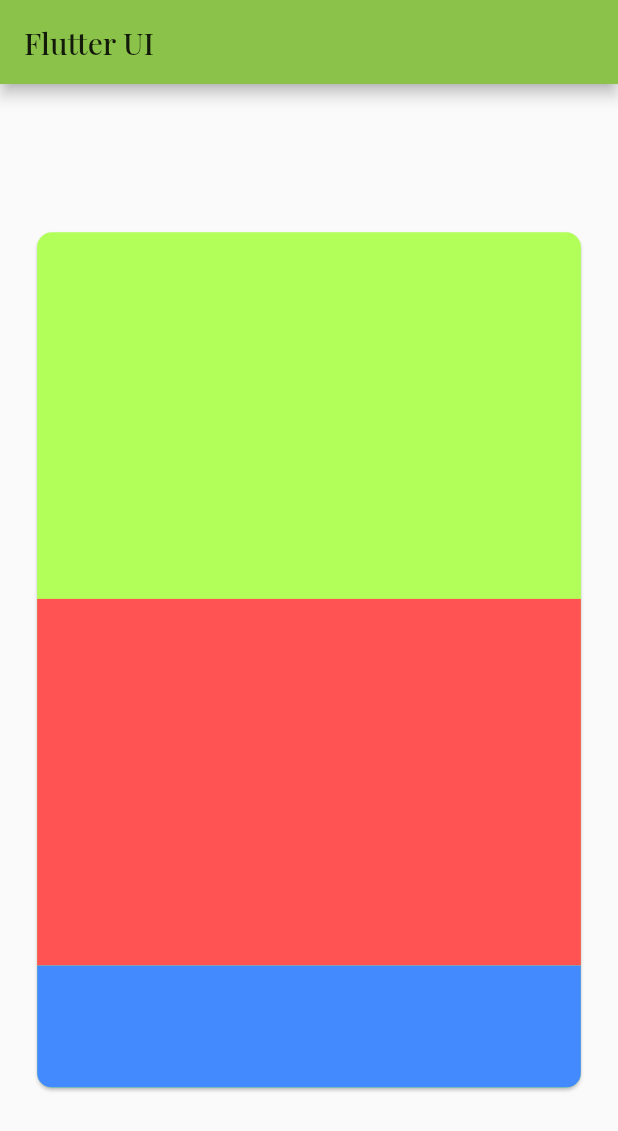
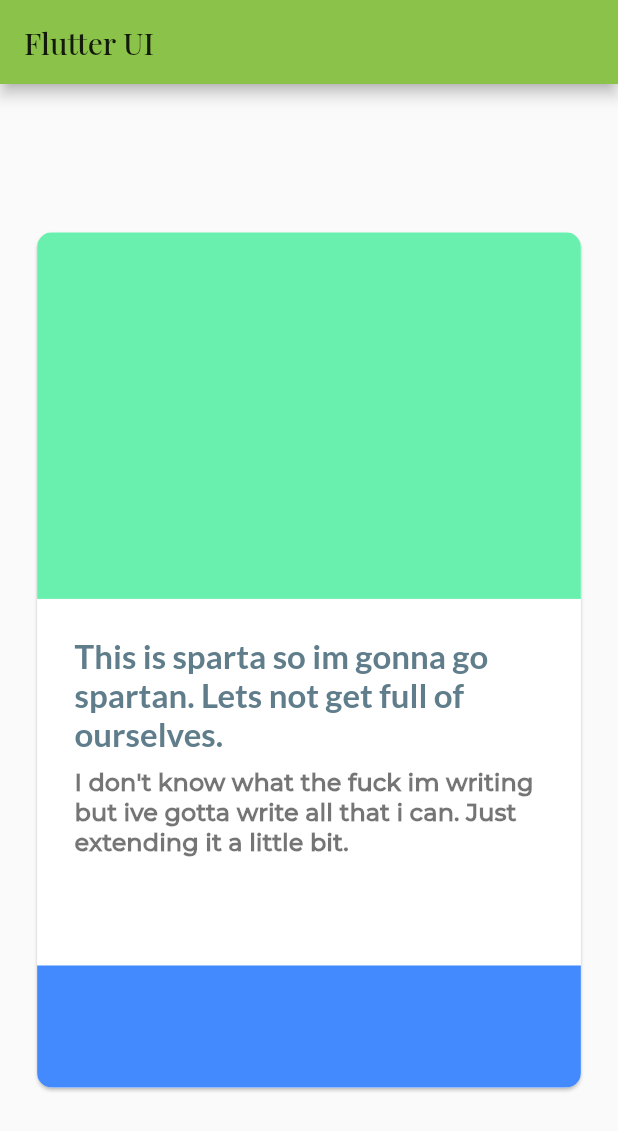
Before and after one commit to shaw8wit/flutter-ui, a Flutter app: the screen it shows after launch, on a phone screen of 412 x 824 dp. Shown: the top 1131 px of the screen. Run offline on Flutter 3.47's test engine with Material 2 defaults, Android fonts, the phone set to English and light mode, and no system bars.

Commit message:
text styles added

```diff
--- a/lib/article_preview_component/article_preview_component.dart
+++ b/lib/article_preview_component/article_preview_component.dart
@@ -36,7 +36,6 @@ class ArticlePreviewComponent extends StatelessWidget {
     var display = MediaQuery.of(context).size;
     bool aspect = display.aspectRatio > 1;
     return Card(
-      color: Colors.lightGreenAccent,
       margin: EdgeInsets.symmetric(
         horizontal: display.width * (aspect ? 0.22 : 0.06),
         vertical: display.height * (aspect ? 0.27 : 0.12),
--- a/lib/article_preview_component/widgets/image.dart
+++ b/lib/article_preview_component/widgets/image.dart
@@ -6,7 +6,7 @@ class ImageComponent extends StatelessWidget {
     return Expanded(
       flex: 3,
       child: Container(
-        color: Colors.transparent,
+        color: Colors.greenAccent,
       ),
     );
   }
--- a/lib/article_preview_component/widgets/text.dart
+++ b/lib/article_preview_component/widgets/text.dart
@@ -3,10 +3,37 @@ import 'package:flutter/material.dart';
 class TextComponent extends StatelessWidget {
   @override
   Widget build(BuildContext context) {
+    var size = MediaQuery.of(context).size;
     return Expanded(
       flex: 3,
-      child: Container(
-        color: Colors.redAccent,
+      child: Padding(
+        padding: const EdgeInsets.fromLTRB(25, 25, 25, 5),
+        child: SingleChildScrollView(
+          child: Column(
+            mainAxisAlignment: MainAxisAlignment.center,
+            children: [
+              Text(
+                "This is sparta so im gonna go spartan. Lets not get full of ourselves.",
+                style: TextStyle(
+                  fontFamily: 'Lato',
+                  fontWeight: FontWeight.bold,
+                  color: Colors.blueGrey,
+                  fontSize: 22,
+                ),
+              ),
+              SizedBox(height: 10),
+              Text(
+                "I don't know what the fuck im writing but ive gotta write all that i can. Just extending it a little bit.",
+                style: TextStyle(
+                  fontFamily: 'Montserrat',
+                  fontWeight: FontWeight.bold,
+                  color: Colors.black54,
+                  fontSize: 16,
+                ),
+              )
+            ],
+          ),
+        ),
       ),
     );
   }
```
Also changed, not shown: assets/images/avatar-michelle.jpg (added), assets/images/drawers.jpg (added).
